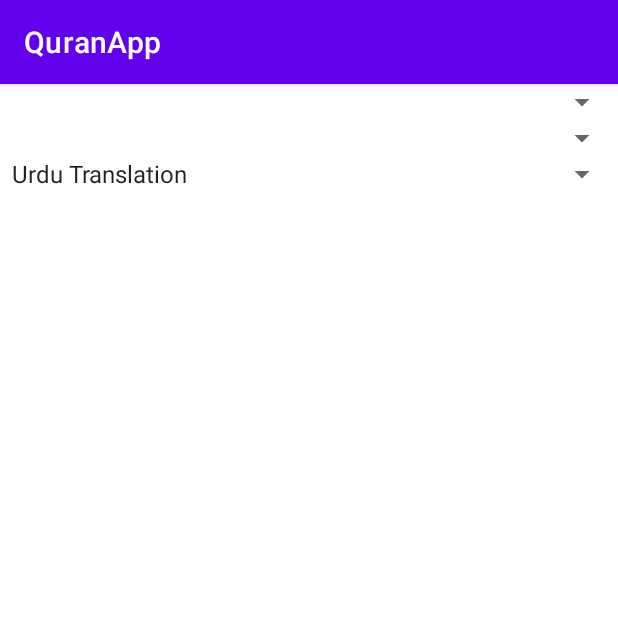
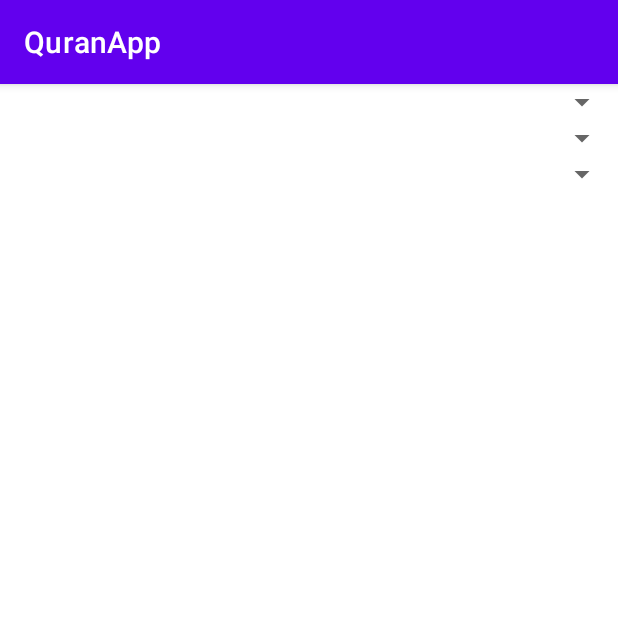
Before and after one commit to Manahil40/QuraanApp, an Android app: the screen it shows after launch (MainActivity), on a phone screen of 412 x 824 dp, the top half of it. Run offline under Robolectric (Android 15) with nearby library versions, the phone set to English and light mode, and no system bars; 14 statements that could not run were skipped.

Commit message:
changes in Main activity

```diff
--- a/app/src/main/java/com/example/quranapp/MainActivity.java
+++ b/app/src/main/java/com/example/quranapp/MainActivity.java
@@ -59,15 +59,7 @@ public class MainActivity extends AppCompatActivity {
 
 
         // Set up translations
-        List<String> translations = new ArrayList<>();
-        translations.add("Urdu Translation");
-        translations.add("English Translation");
-        translations.add("Sindhi Translation");
-        translations.add("Hindi Translation");
-        translations.add("Pushto Translation");
-        ArrayAdapter<String> translationsAdapter = new ArrayAdapter<>(this, android.R.layout.simple_spinner_item, translations);
-        translationsAdapter.setDropDownViewResource(android.R.layout.simple_spinner_dropdown_item);
-        spinnerTranslation.setAdapter(translationsAdapter);
+
 
         // set up the recycler view
         List<Aya> ayas = new ArrayList<>();
```
